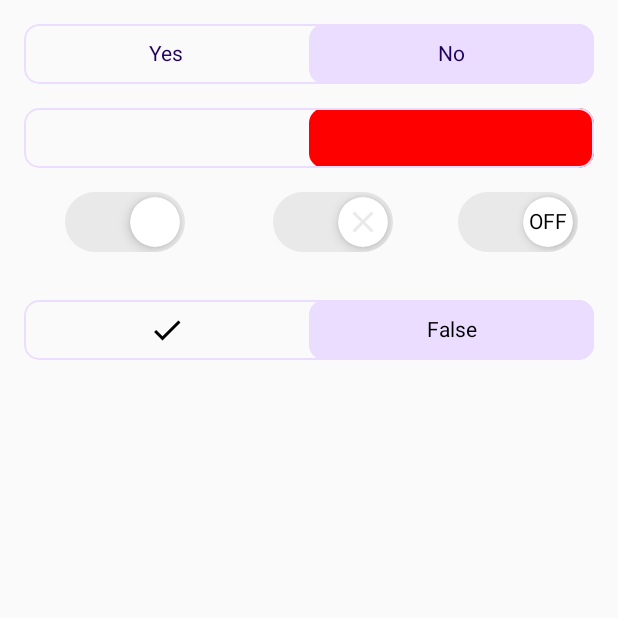
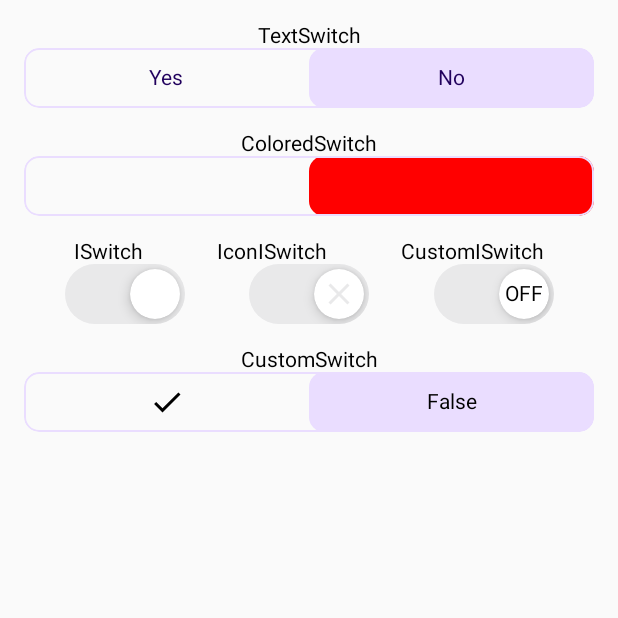
Before and after one commit to muazkadan/switchy-compose, an Android app built with Jetpack Compose: the screen it shows after launch (MainActivity), on a phone screen of 412 x 824 dp, the top half of it. Run offline under Robolectric (Android 15) with nearby library versions, the phone set to English and light mode, and no system bars.

```diff
--- a/app/src/main/java/dev/muazkadan/switchycomposedemo/MainScreen.kt
+++ b/app/src/main/java/dev/muazkadan/switchycomposedemo/MainScreen.kt
@@ -16,6 +16,7 @@ import androidx.compose.runtime.getValue
 import androidx.compose.runtime.mutableStateOf
 import androidx.compose.runtime.saveable.rememberSaveable
 import androidx.compose.runtime.setValue
+import androidx.compose.ui.Alignment
 import androidx.compose.ui.Modifier
 import androidx.compose.ui.unit.dp
 import dev.muazkadan.switchycompose.ColoredSwitch
@@ -28,10 +29,11 @@ import dev.muazkadan.switchycompose.TextSwitch
 @Composable
 fun MainScreen() {
     var switchValue by rememberSaveable { mutableStateOf(false) }
-    Column(modifier = Modifier.fillMaxWidth()) {
+    Column(modifier = Modifier.fillMaxWidth(), horizontalAlignment = Alignment.CenterHorizontally) {
         Spacer(
             modifier = Modifier.size(16.dp)
         )
+        Text(text = "TextSwitch")
         TextSwitch(
             modifier = Modifier
                 .padding(horizontal = 16.dp),
@@ -43,6 +45,7 @@ fun MainScreen() {
         Spacer(
             modifier = Modifier.size(16.dp)
         )
+        Text(text = "ColoredSwitch")
         ColoredSwitch(
             modifier = Modifier
                 .fillMaxWidth()
@@ -56,17 +59,18 @@ fun MainScreen() {
             modifier = Modifier.size(16.dp)
         )
         Row(modifier = Modifier.fillMaxWidth(), horizontalArrangement = Arrangement.SpaceEvenly) {
+            Text(text = "ISwitch")
+            Text(text = "IconISwitch")
+            Text(text = "CustomISwitch")
+        }
+        Row(modifier = Modifier.fillMaxWidth(), horizontalArrangement = Arrangement.SpaceEvenly) {
             ISwitch(
-                modifier = Modifier
-                    .padding(horizontal = 16.dp),
                 switchValue = switchValue,
                 onValueChanged = {
                     switchValue = it
                 },
             )
             IconISwitch(
-                modifier = Modifier
-                    .padding(horizontal = 16.dp),
                 switchValue = switchValue,
                 onValueChanged = {
                     switchValue = it
@@ -91,10 +95,11 @@ fun MainScreen() {
         Spacer(
             modifier = Modifier.size(16.dp)
         )
+        Text(text = "CustomSwitch")
         CustomSwitch(
             modifier = Modifier
                 .fillMaxWidth()
-                .padding(16.dp),
+                .padding(horizontal = 16.dp),
             switchValue = switchValue,
             onValueChanged = {
                 switchValue = it
--- a/buildSrc/src/main/kotlin/Config.kt
+++ b/buildSrc/src/main/kotlin/Config.kt
@@ -1,7 +1,7 @@
 object Config {
     const val compileSdkVersion = 33
 
-    const val minSdkVersion = 24
+    const val minSdkVersion = 21
     const val targetSdkVersion = 33
     const val versionCode = 1
     const val versionName = "0.1"
```
Also changed, not shown: switchycompose/build.gradle.kts (+18 -0 lines).
